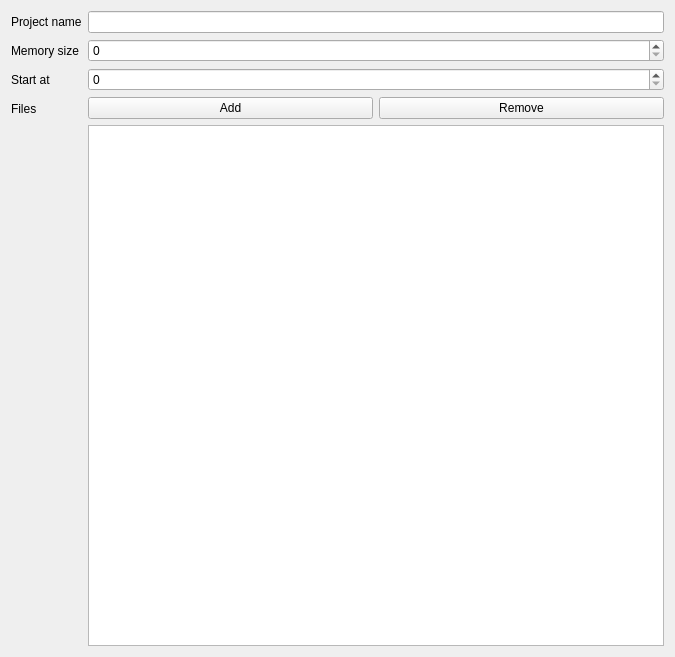
Before: the Qt Designer form src/dialogs/projectconfigurationwidget.ui in N1vn0vem8er/8080ide, drawn with Qt 5.
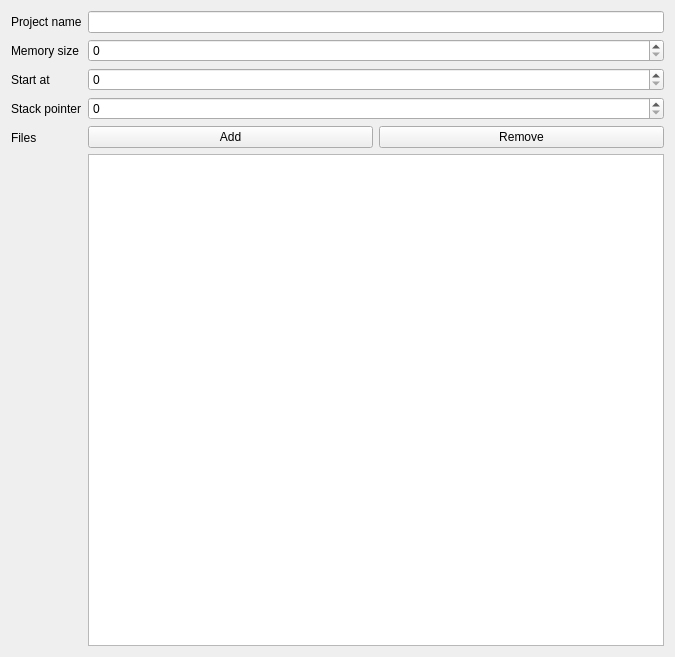
After: the same form once the commit is applied. Icons and pictures are not drawn.

Commit message: Added stack pointer to gui config

Patch:
```diff
--- a/src/dialogs/projectconfigurationwidget.ui
+++ b/src/dialogs/projectconfigurationwidget.ui
@@ -54,14 +54,14 @@
        </property>
       </widget>
      </item>
-     <item row="3" column="0">
+     <item row="4" column="0">
       <widget class="QLabel" name="label_4">
        <property name="text">
         <string>Files</string>
        </property>
       </widget>
      </item>
-     <item row="3" column="1">
+     <item row="4" column="1">
       <layout class="QVBoxLayout" name="verticalLayout_2">
        <item>
         <layout class="QHBoxLayout" name="horizontalLayout_3">
@@ -96,6 +96,20 @@
        </item>
       </layout>
      </item>
+     <item row="3" column="0">
+      <widget class="QLabel" name="label_5">
+       <property name="text">
+        <string>Stack pointer</string>
+       </property>
+      </widget>
+     </item>
+     <item row="3" column="1">
+      <widget class="QSpinBox" name="stackPointerSpinBox">
+       <property name="maximum">
+        <number>64000</number>
+       </property>
+      </widget>
+     </item>
     </layout>
    </item>
   </layout>
```
The commit also changes 3 other files.
